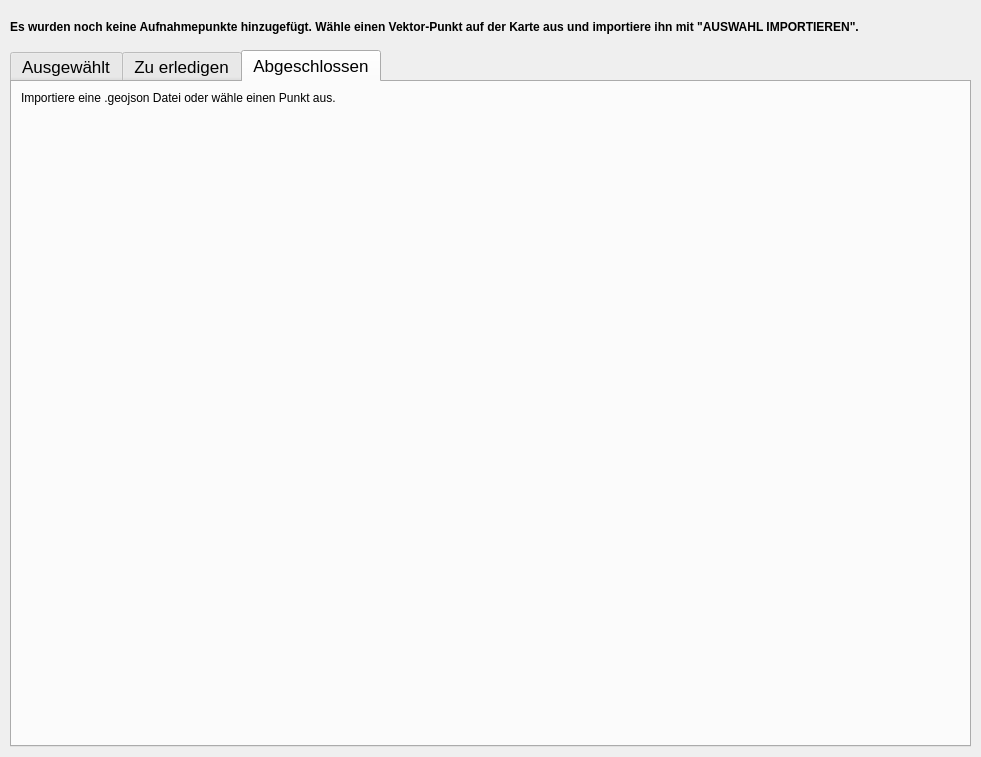
This is fim/gui/draft/draft_selection.ui in b-lack/qgis-fim-plugin as Qt 5 draws it before an edit. The edited form follows.
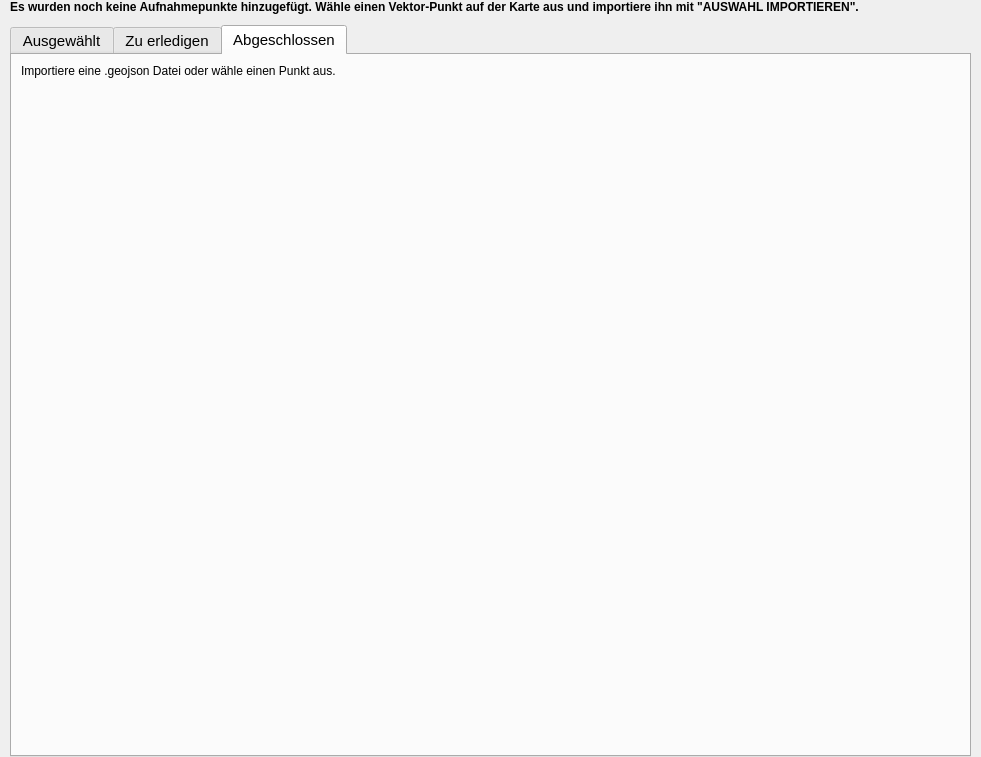
This is the edited form. The open tabs and pages were chosen to show the change.

```diff
--- a/fim/gui/draft/draft_selection.ui
+++ b/fim/gui/draft/draft_selection.ui
@@ -32,16 +32,16 @@
    <item row="0" column="0">
     <layout class="QGridLayout" name="lfbIoWidget">
      <property name="leftMargin">
-      <number>10</number>
+      <number>0</number>
      </property>
      <property name="topMargin">
-      <number>10</number>
+      <number>0</number>
      </property>
      <property name="rightMargin">
-      <number>10</number>
+      <number>0</number>
      </property>
      <property name="bottomMargin">
-      <number>10</number>
+      <number>0</number>
      </property>
     </layout>
    </item>
@@ -57,7 +57,7 @@
       <number>10</number>
      </property>
      <property name="bottomMargin">
-      <number>10</number>
+      <number>0</number>
      </property>
      <item row="0" column="0">
       <widget class="QLabel" name="empty_draft_label">
@@ -79,7 +79,7 @@
       <widget class="QTabWidget" name="tabWidget">
        <property name="font">
         <font>
-         <pointsize>13</pointsize>
+         <pointsize>11</pointsize>
         </font>
        </property>
        <property name="styleSheet">
@@ -257,7 +257,7 @@
               <x>0</x>
               <y>0</y>
               <width>957</width>
-              <height>630</height>
+              <height>665</height>
              </rect>
             </property>
             <layout class="QVBoxLayout" name="verticalLayout_3">
@@ -304,7 +304,7 @@
        <property name="sizeHint" stdset="0">
         <size>
          <width>20</width>
-         <height>10</height>
+         <height>5</height>
         </size>
        </property>
       </spacer>
```
Left out of the diff: 6 changed lines with no effect on the pictures.
